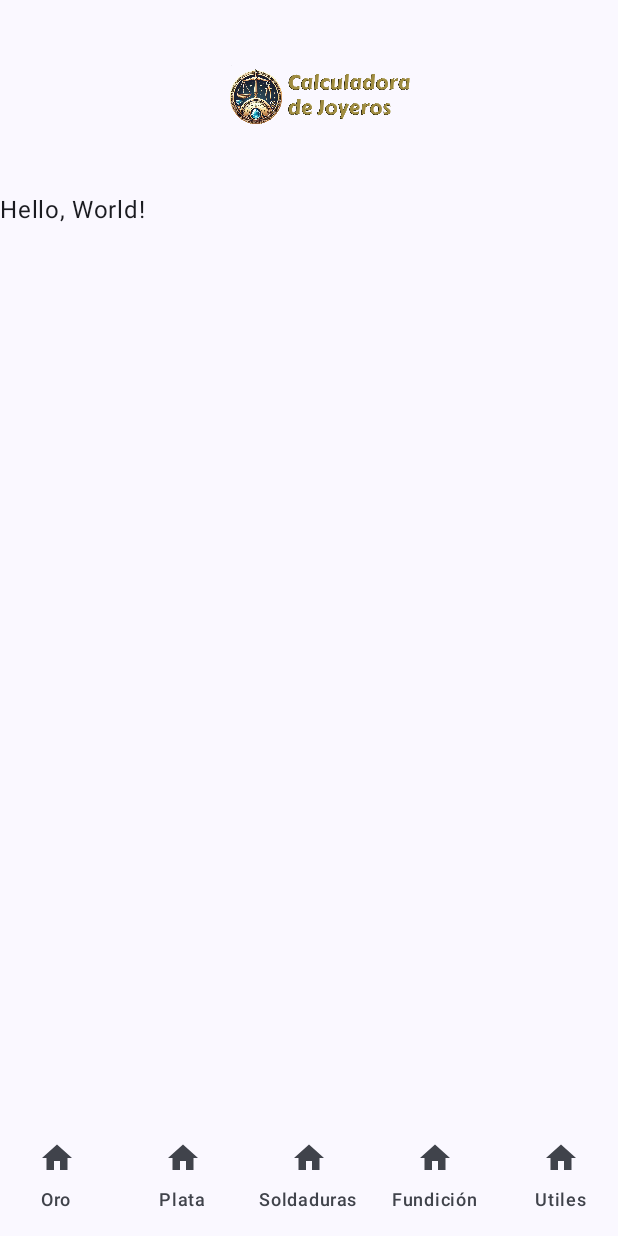
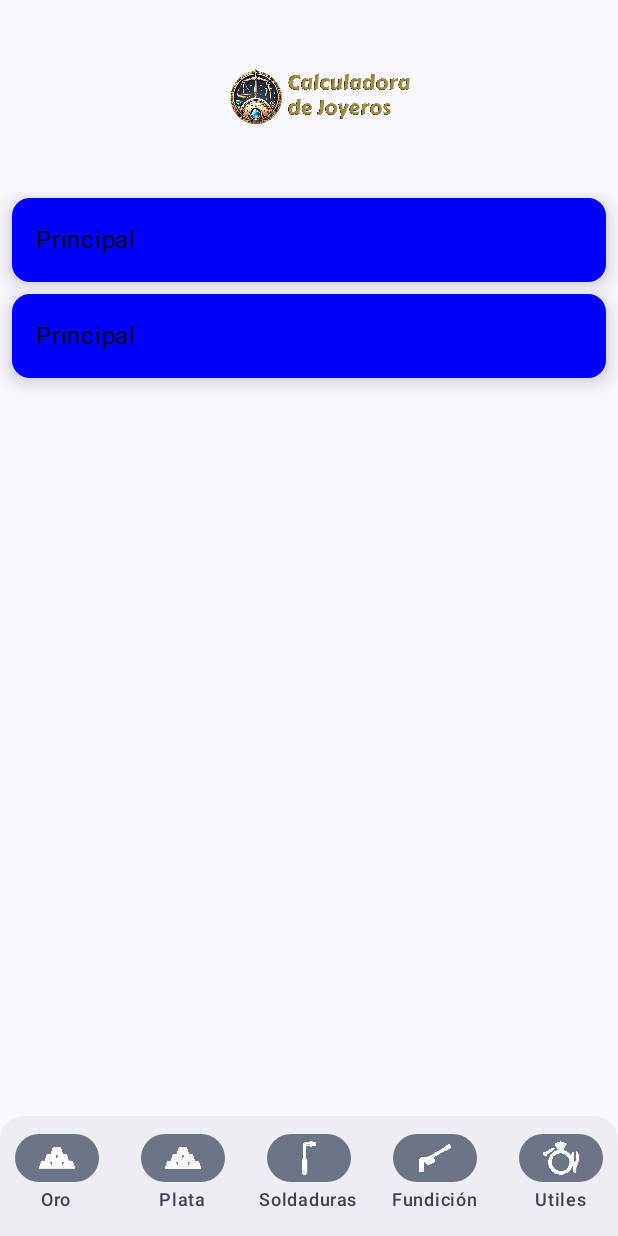
Before and after one commit to jrcosio/CalculadoradeJoyeros2025, an Android app built with Jetpack Compose: the screen it shows after launch (MainActivity), on a phone screen of 412 x 824 dp. Run offline under Robolectric (Android 15) with nearby library versions, the phone set to English and light mode, and no system bars; our stand-ins replace Dagger/Hilt's generated code.

Commit message:
Principal Screen

```diff
--- a/app/src/main/java/com/jrblanco/calculadoradejoyeros2021/Home/HomeScreen.kt
+++ b/app/src/main/java/com/jrblanco/calculadoradejoyeros2021/Home/HomeScreen.kt
@@ -1,12 +1,11 @@
 package com.jrblanco.calculadoradejoyeros2021.Home
 
-import androidx.compose.foundation.layout.Column
 import androidx.compose.foundation.layout.padding
 import androidx.compose.material3.Scaffold
-import androidx.compose.material3.Text
 import androidx.compose.runtime.Composable
 import androidx.compose.ui.Modifier
 import androidx.hilt.navigation.compose.hiltViewModel
+import com.jrblanco.calculadoradejoyeros2021.Home.navigation.NavigationWrapper
 import com.jrblanco.calculadoradejoyeros2021.Home.ui.components.NavigationBarHome
 import com.jrblanco.calculadoradejoyeros2021.Home.ui.components.TopBarHome
 import com.jrblanco.calculadoradejoyeros2021.Home.ui.viewmodel.HomeScreenViewModel
@@ -22,8 +21,6 @@ fun HomeScreen(viewModel: HomeScreenViewModel = hiltViewModel()) {
             NavigationBarHome {  }
         }
     ) { innerPadding ->
-        Column(modifier = Modifier.padding(innerPadding)) {
-            Text(text = "Hello, World!")
-        }
+        NavigationWrapper(Modifier.padding(innerPadding))
     }
 }
--- /dev/null
+++ b/app/src/main/java/com/jrblanco/calculadoradejoyeros2021/Home/navigation/NavigationWrapper.kt
@@ -0,0 +1,25 @@
+package com.jrblanco.calculadoradejoyeros2021.Home.navigation
+
+import androidx.compose.runtime.Composable
+import androidx.compose.ui.Modifier
+import androidx.navigation.compose.NavHost
+import androidx.navigation.compose.composable
+import androidx.navigation.compose.rememberNavController
+import com.jrblanco.calculadoradejoyeros2021.Principal.PrincipalScreen
+
+@Composable
+fun NavigationWrapper(
+    modifier: Modifier = Modifier
+) {
+    val navController = rememberNavController()
+
+    NavHost(
+        navController = navController,
+        startDestination = Principal
+    ) {
+        composable<Principal> {
+            PrincipalScreen(modifier = modifier)
+        }
+    }
+
+}
--- /dev/null
+++ b/app/src/main/java/com/jrblanco/calculadoradejoyeros2021/Home/navigation/Screens.kt
@@ -0,0 +1,6 @@
+package com.jrblanco.calculadoradejoyeros2021.Home.navigation
+
+import kotlinx.serialization.Serializable
+
+@Serializable
+object Principal
--- a/app/src/main/java/com/jrblanco/calculadoradejoyeros2021/Home/ui/components/NavigationBarHome.kt
+++ b/app/src/main/java/com/jrblanco/calculadoradejoyeros2021/Home/ui/components/NavigationBarHome.kt
@@ -34,27 +34,27 @@ fun NavigationBarHome(onClick: (Int) -> Unit) {
 
     val items = listOf(
         NavigationItemData(
-            icon = painterResource(id = R.drawable.icons_home),
+            icon = painterResource(id = R.drawable.lingoteoro),
             contentDescription = "Oro",
             label = "Oro"
         ),
         NavigationItemData(
-            icon = painterResource(id = R.drawable.icons_home),
+            icon = painterResource(id = R.drawable.lingoteplata),
             contentDescription = "Plata",
             label = "Plata"
         ),
         NavigationItemData(
-            icon = painterResource(id = R.drawable.icons_home),
+            icon = painterResource(id = R.drawable.soldadura),
             contentDescription = "Soldaduras",
             label = "Soldaduras"
         ),
         NavigationItemData(
-            icon = painterResource(id = R.drawable.icons_home),
+            icon = painterResource(id = R.drawable.fundicion),
             contentDescription = "Fundición",
             label = "Fundición"
         ),
         NavigationItemData(
-            icon = painterResource(id = R.drawable.icons_home),
+            icon = painterResource(id = R.drawable.joyeria),
             contentDescription = "Utilidades de joyería",
             label = "Utiles"
         )
@@ -62,11 +62,11 @@ fun NavigationBarHome(onClick: (Int) -> Unit) {
     )
 
     NavigationBar(
-        modifier = Modifier,
-        //.clip(RoundedCornerShape(topStart = 16.dp, topEnd = 16.dp))
+        modifier = Modifier
+            .clip(RoundedCornerShape(topStart = 16.dp, topEnd = 16.dp)),
         //.border(1.dp, LisColorAzulClaro40, RoundedCornerShape(16.dp)),
-        contentColor = Color.White,
-        containerColor = Color.Transparent,
+        //contentColor = Color.White,
+        //containerColor = Color.Transparent,
         windowInsets = NavigationBarDefaults.windowInsets
     ) {
         items.forEachIndexed { index, item ->
@@ -79,13 +79,13 @@ fun NavigationBarHome(onClick: (Int) -> Unit) {
                     )
                 },
                 label = { Text(text = item.label) },
-                selected = false,//selecionado == index,
+                selected = true,//selecionado == index,
                 colors = NavigationBarItemDefaults.colors(
-                    selectedIconColor = Color.White,  // Color del icono seleccionado
-                    //unselectedIconColor = LisColorAzulClaro,
-                    //selectedTextColor = LisColorAzulClaro40,
-                    //unselectedTextColor = LisColorAzulClaro,
-                    //indicatorColor = LisColorAzulClaro40,
+                    selectedIconColor = Color.Unspecified,  // Color del icono seleccionado
+                    unselectedIconColor = Color.Unspecified,
+                    selectedTextColor = Color.Unspecified,
+                    unselectedTextColor = Color.Unspecified,
+                    indicatorColor = Color.Unspecified,
                 ),
                 onClick = { }
             )
--- /dev/null
+++ b/app/src/main/java/com/jrblanco/calculadoradejoyeros2021/Principal/PrincipalScreen.kt
@@ -0,0 +1,43 @@
+package com.jrblanco.calculadoradejoyeros2021.Principal
+
+import androidx.compose.foundation.clickable
+import androidx.compose.foundation.layout.Column
+import androidx.compose.foundation.layout.fillMaxSize
+import androidx.compose.foundation.layout.fillMaxWidth
+import androidx.compose.foundation.layout.padding
+import androidx.compose.material3.Card
+import androidx.compose.material3.CardDefaults
+import androidx.compose.material3.Text
+import androidx.compose.runtime.Composable
+import androidx.compose.ui.Modifier
+import androidx.compose.ui.graphics.Color
+import androidx.compose.ui.unit.dp
+
+@Composable
+fun PrincipalScreen(modifier: Modifier = Modifier) {
+    Column(modifier = modifier.fillMaxSize()) {
+        SeccionPrincipal() { }
+        SeccionPrincipal() { }
+    }
+}
+
+@Composable
+fun SeccionPrincipal(modifier: Modifier = Modifier, onClick: () -> Unit) {
+
+    Card(modifier = modifier
+        .fillMaxWidth()
+        .padding(horizontal = 8.dp, vertical = 4.dp)
+        .clickable { onClick() },
+        elevation = CardDefaults.cardElevation(8.dp),
+        colors = CardDefaults.cardColors(
+            containerColor = Color.Blue,
+            contentColor = Color.White
+        ),
+    ) {
+        Text(
+            text = "Principal",
+            modifier = Modifier.padding(16.dp),
+            color = Color.Black
+        )
+    }
+}
--- a/app/src/main/res/drawable/icons_home.xml
+++ /dev/null
@@ -1,5 +0,0 @@
-<vector xmlns:android="http://schemas.android.com/apk/res/android" android:height="24dp" android:tint="#000000" android:viewportHeight="24" android:viewportWidth="24" android:width="24dp">
-
-    <path android:fillColor="@android:color/white" android:pathData="M10,20v-6h4v6h5v-8h3L12,3 2,12h3v8z"/>
-
-</vector>
```
Also changed, not shown: app/src/main/res/drawable/fundicion.webp (added), app/src/main/res/drawable/joyeria.webp (added), app/src/main/res/drawable/lingoteoro.webp (added), app/src/main/res/drawable/lingoteplata.webp (added), app/src/main/res/drawable/soldadura.webp (added).
